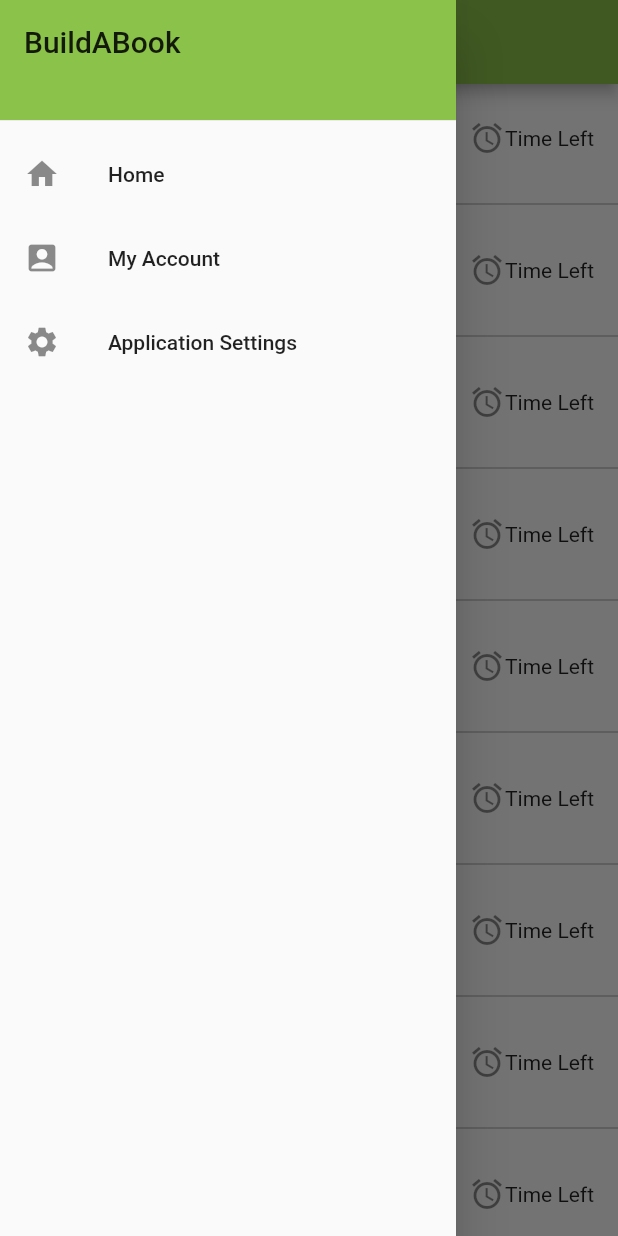
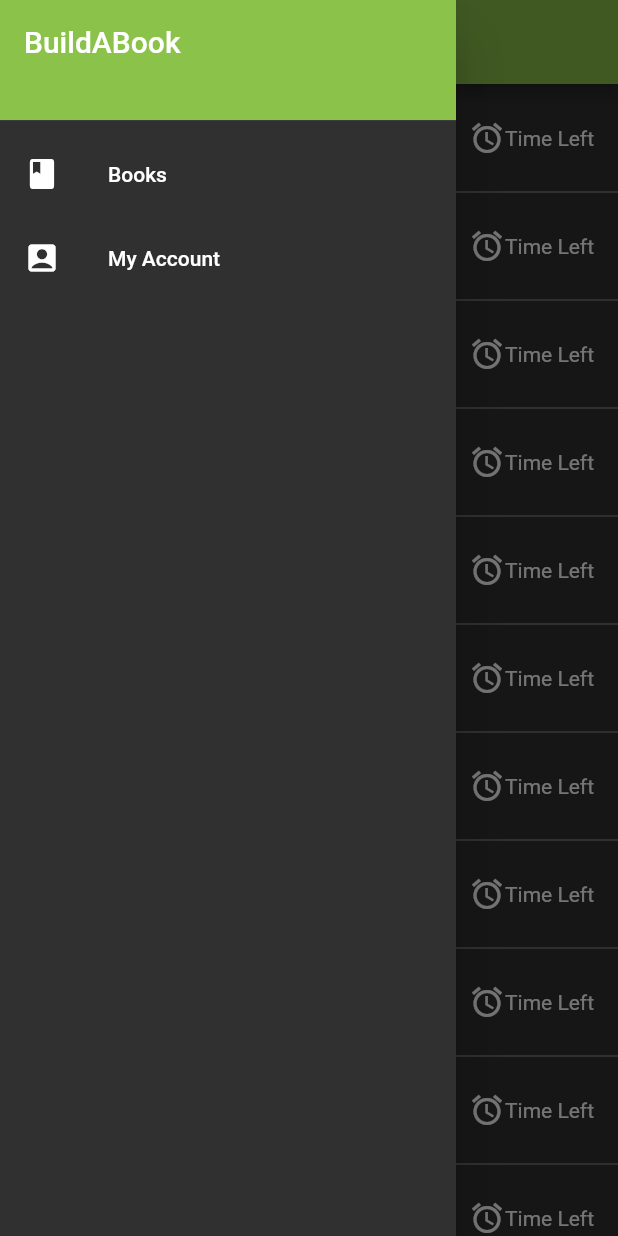
Before and after one commit to Wassy4/BuildABook-Mobile, a Flutter app: the screen it shows after launch, with the side drawer open, on a phone screen of 412 x 824 dp. Run offline on Flutter 3.47's test engine with Material 2 defaults, Android fonts, the phone set to English and light mode, and no system bars; Roboto replaces fonts that are missing (Nunito).

Commit message:
Changed theme

```diff
--- a/lib/main.dart
+++ b/lib/main.dart
@@ -1,4 +1,3 @@
-import 'package:buildabook/screens/settings.dart';
 import 'package:flutter/material.dart';
 import 'screens/account.dart';
 import 'screens/book.dart';
@@ -18,7 +17,6 @@ class BuildABookApp extends StatelessWidget {
     BooksPage.tag: (context) => BooksPage(),
     ChapterPage.tag: (context) => ChapterPage(),
     LoginPage.tag: (context) => LoginPage(),
-    SettingsPage.tag: (context) => SettingsPage(),
     SignupPage.tag: (context) => SignupPage(),
     UserPage.tag: (context) => UserPage(),
   };
@@ -28,14 +26,8 @@ class BuildABookApp extends StatelessWidget {
     return MaterialApp(
       title: 'BuildABook',
       theme: ThemeData(
-        brightness: Brightness.light,
-        primarySwatch: Colors.lightGreen,
-        fontFamily: 'Nunito',
-      ),
-      darkTheme: ThemeData(
         brightness: Brightness.dark,
-        primarySwatch: Colors.lightGreen,
-        fontFamily: 'Nunito',
+        primaryColor: Colors.lightGreen,
       ),
       home: BooksPage(),
       routes: routes,
--- a/lib/screens/books.dart
+++ b/lib/screens/books.dart
@@ -20,7 +20,7 @@ class _BooksPageState extends State<BooksPage> {
             child: Container(
               child: ListView.separated(
                   itemCount: 20,
-                  separatorBuilder: (context, index) => Divider(color: Colors.grey),
+                  separatorBuilder: (context, index) => Divider(height: 0.0, color: Colors.grey),
                   itemBuilder: (context, index) {
                     return ListTile(
                         leading: Icon(Icons.book),
--- a/lib/widgets/widget.dart
+++ b/lib/widgets/widget.dart
@@ -1,11 +1,9 @@
 import 'package:buildabook/screens/account.dart';
 import 'package:buildabook/screens/books.dart';
-import 'package:buildabook/screens/settings.dart';
 import 'package:flutter/material.dart';
 
 
 class BaseAppBar extends StatelessWidget implements PreferredSizeWidget {
-  final Color backgroundColor = Colors.lightGreen;
   final Text title;
   final AppBar appBar;
 
@@ -16,7 +14,6 @@ class BaseAppBar extends StatelessWidget implements PreferredSizeWidget {
   Widget build(BuildContext context) {
     return AppBar(
       title: title,
-      backgroundColor: backgroundColor,
     );
   }
 
@@ -40,8 +37,8 @@ class BaseMenu extends StatelessWidget {
               ),
             ),
             ListTile(
-              leading: Icon(Icons.home),
-              title: Text('Home'),
+              leading: Icon(Icons.book),
+              title: Text('Books'),
               onTap: () {
                 Navigator.push(
                     context,
@@ -59,16 +56,6 @@ class BaseMenu extends StatelessWidget {
                 );
               },
             ),
-            ListTile(
-              leading: Icon(Icons.settings),
-              title: Text('Application Settings'),
-              onTap: () {
-                Navigator.push(
-                    context,
-                    MaterialPageRoute(builder: (context) => SettingsPage()),
-                );
-              },
-            ),
           ],
         )
     );
--- a/pubspec.yaml
+++ b/pubspec.yaml
@@ -19,8 +19,10 @@ environment:
 dependencies:
   flutter:
     sdk: flutter
-  http: ^0.12.0+4
-  sticky_headers: ^0.1.8
+  http:
+  provider: ^3.1.0
+  shared_preferences:
+
 
   # The following adds the Cupertino Icons font to your application.
   # Use with the CupertinoIcons class for iOS style icons.
```
Also changed, not shown: lib/screens/settings.dart (deleted, +0 -19 lines), pubspec.lock.
